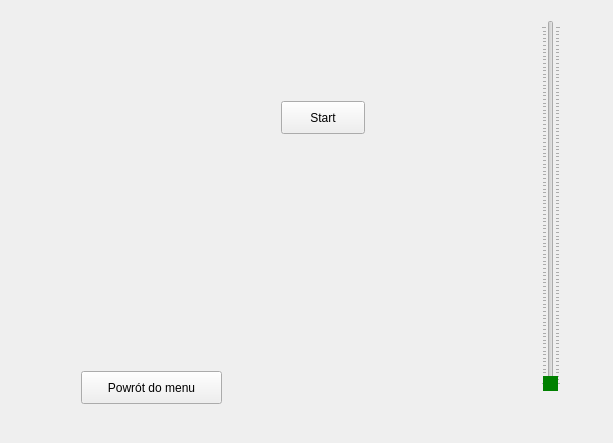
The window that mainwindow.ui (december0123/dzwiekspert) describes before a commit, drawn with Qt 5.
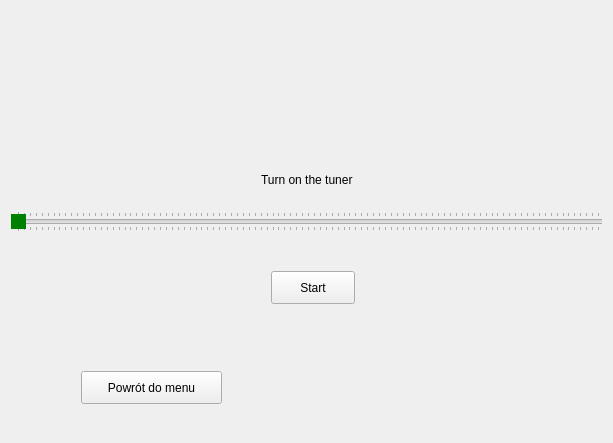
The same window after the commit. The open tabs and pages were chosen to show the change.

```diff
--- a/mainwindow.ui
+++ b/mainwindow.ui
@@ -42,14 +42,14 @@
        <widget class="QLabel" name="note">
         <property name="geometry">
          <rect>
-          <x>430</x>
-          <y>190</y>
-          <width>58</width>
+          <x>250</x>
+          <y>160</y>
+          <width>101</width>
           <height>17</height>
          </rect>
         </property>
         <property name="text">
-         <string/>
+         <string>Turn on the tuner</string>
         </property>
        </widget>
        <widget class="QSlider" name="freqIndicator">
@@ -58,10 +58,10 @@
         </property>
         <property name="geometry">
          <rect>
-          <x>530</x>
-          <y>9</y>
-          <width>20</width>
-          <height>371</height>
+          <x>0</x>
+          <y>200</y>
+          <width>601</width>
+          <height>21</height>
          </rect>
         </property>
         <property name="autoFillBackground">
@@ -74,7 +74,7 @@
     left: 4px; right: 4px;
 }
 
-QSlider::handle:vertical {
+QSlider::handle {
     height: 10px;
     background: green;
     margin: 0 -4px; /* expand outside the groove */
@@ -95,7 +95,7 @@
          <bool>true</bool>
         </property>
         <property name="orientation">
-         <enum>Qt::Vertical</enum>
+         <enum>Qt::Horizontal</enum>
         </property>
         <property name="invertedAppearance">
          <bool>false</bool>
@@ -110,8 +110,8 @@
        <widget class="QPushButton" name="startTuner">
         <property name="geometry">
          <rect>
-          <x>270</x>
-          <y>90</y>
+          <x>260</x>
+          <y>260</y>
           <width>84</width>
           <height>33</height>
          </rect>
```
Left out of the diff: 2 changed lines with no effect on the pictures.
